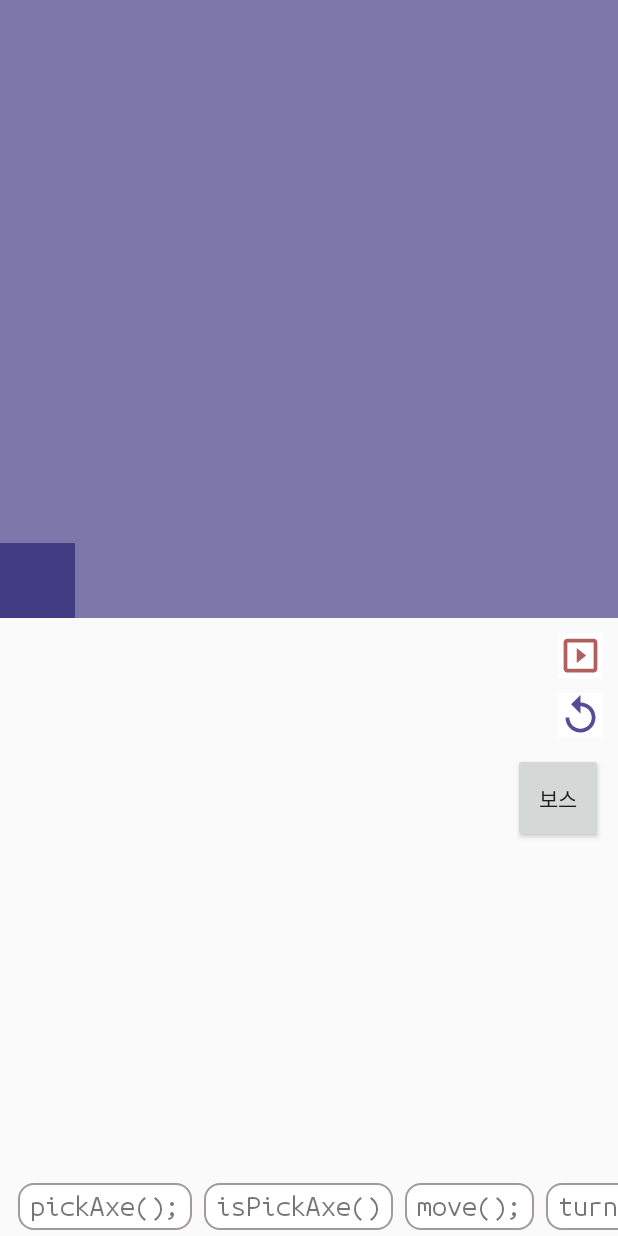
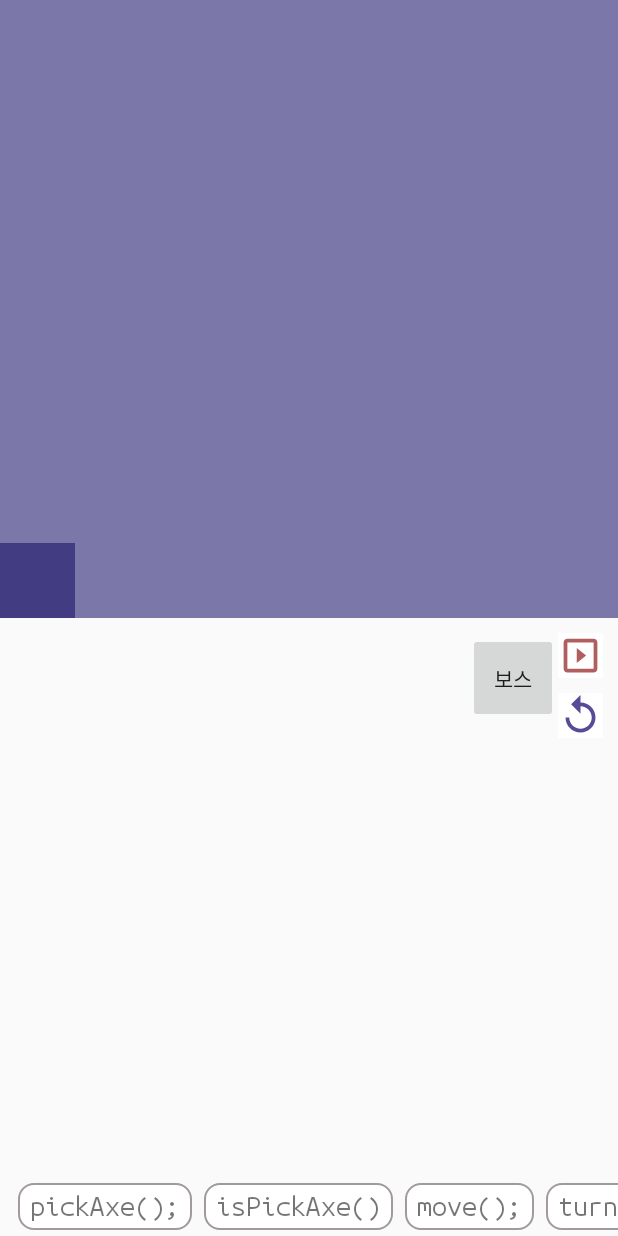
Before and after one commit to YuChocopie/FriendlyCoding, an Android app: the PlayActivity screen opened directly, with no data from a screen before it, on a phone screen of 412 x 824 dp. Run offline under Robolectric (Android 15) with nearby library versions, the phone set to English and light mode, and no system bars; our stand-ins replace data binding.

Commit message:
아이템 추가 view추가

```diff
--- a/app/src/main/AndroidManifest.xml
+++ b/app/src/main/AndroidManifest.xml
@@ -8,6 +8,7 @@
         android:label="@string/app_name"
         android:roundIcon="@mipmap/ic_launcher_round"
         android:supportsRtl="true"
+        android:hardwareAccelerated="false"
         android:theme="@style/AppTheme">
         <activity android:name=".activity.SelectStageActivity"></activity>
         <activity android:name=".activity.TutorialActivity" />
--- a/app/src/main/java/com/mashup/friendlycoding/Princess.kt
+++ b/app/src/main/java/com/mashup/friendlycoding/Princess.kt
@@ -5,22 +5,28 @@ class Princess {
     val DPS = 10
     var isPickAxe = false
     var isBook = false
+    var isMushroom = false
+    var isBranch = false
     var mushroomCnt = 0
     var branchCnt = 0
+    var bookCnt = 0
 
     fun pickAxe() {
         this.isPickAxe = true
     }
 
     fun pickBook() {
+        this.bookCnt++
         this.isBook = true
     }
 
     fun eatMushroom() {
         this.mushroomCnt++
+        this.isMushroom = true
     }
 
     fun pickBranch() {
         this.branchCnt++
+        this.isBranch = true
     }
 }
--- a/app/src/main/java/com/mashup/friendlycoding/model/RunBaseModel.kt
+++ b/app/src/main/java/com/mashup/friendlycoding/model/RunBaseModel.kt
@@ -36,6 +36,7 @@ open class RunBaseModel {
     var insertBlockPosition = 0
     var insertedBlock: String? = null   // 삽입된 코드 블록의 이름
     var changingView: Int = 0    // 아이템을 주웠거나 아이템이 파괴됐을시 해당 아이템의 ID를 MainActivity에게 알려준다.
+    var changingViewAll: Int = 0
 
     var jumpTo = 0 // jump 할 주소
     var IR = 0  // 명령어 실행할 주소
--- a/app/src/main/java/com/mashup/friendlycoding/model/RunModel.kt
+++ b/app/src/main/java/com/mashup/friendlycoding/model/RunModel.kt
@@ -181,6 +181,7 @@ class RunModel : RunBaseModel() {
                             if(mMap.mapList!![y][x]%10 == 4){
                                 mPrincess.eatMushroom()
                                 changingView = mMap.mapList!![y][x]/10
+                                changingViewAll = mMap.mapList!![y][x]
                                 mMap.itemPicked(y, x)
                                 moveView.postValue(6)
                             }else{
--- a/app/src/main/res/layout/activity_play.xml
+++ b/app/src/main/res/layout/activity_play.xml
@@ -37,6 +37,47 @@
         android:onClick="@{() -> codeBlockVM.insertBlockModeOff()}"
         android:orientation="vertical">
 
+        <TextView
+            android:id="@+id/tvCount"
+            android:layout_width="wrap_content"
+            android:layout_height="40dp"
+            android:gravity="end|center"
+            android:visibility="gone"
+            app:layout_constraintLeft_toRightOf="@id/tvStateSet"
+            app:layout_constraintRight_toLeftOf="@+id/tvCountSet"
+            app:layout_constraintBottom_toTopOf="@id/field"/>
+
+        <TextView
+            android:id="@+id/tvCountSet"
+            android:layout_width="wrap_content"
+            android:layout_height="40dp"
+            android:gravity="start|center"
+            android:visibility="gone"
+            app:layout_constraintRight_toRightOf="parent"
+            app:layout_constraintLeft_toRightOf="@id/tvCount"
+            app:layout_constraintBottom_toTopOf="@id/field"/>
+
+        <TextView
+            android:id="@+id/tvState"
+            android:layout_width="wrap_content"
+            android:layout_height="40dp"
+            android:gravity="end|center"
+            android:visibility="gone"
+            app:layout_constraintRight_toLeftOf="@+id/tvStateSet"
+            app:layout_constraintLeft_toLeftOf="parent"
+            app:layout_constraintBottom_toTopOf="@id/field"/>
+
+        <TextView
+            android:id="@+id/tvStateSet"
+            android:layout_width="wrap_content"
+            android:layout_height="40dp"
+            android:gravity="start|center"
+            android:visibility="gone"
+            app:layout_constraintLeft_toRightOf="@id/tvState"
+            app:layout_constraintRight_toLeftOf="@id/tvCount"
+            app:layout_constraintBottom_toTopOf="@id/field"/>
+
+
         <androidx.constraintlayout.widget.ConstraintLayout
             android:id="@+id/field"
             android:layout_width="0dp"
@@ -44,7 +85,7 @@
             app:layout_constraintDimensionRatio="1:1"
             app:layout_constraintEnd_toEndOf="parent"
             app:layout_constraintStart_toStartOf="parent"
-            app:layout_constraintTop_toTopOf="parent">
+            app:layout_constraintTop_toTopOf="@id/tvCount">
 
             <!-- 일반 코드 실행 부분 -->
             <androidx.constraintlayout.widget.ConstraintLayout
@@ -52,6 +93,7 @@
                 android:layout_width="match_parent"
                 android:layout_height="match_parent"
                 android:background="#ededed">
+
 
                 <ImageView
                     android:id="@+id/imageView"
@@ -82,6 +124,7 @@
                     app:layout_constraintBottom_toBottomOf="parent"
                     app:layout_constraintEnd_toEndOf="parent"
                     app:layout_constraintStart_toStartOf="parent" />
+
                 <ImageView
                     android:id="@+id/item_3"
                     android:layout_width="40dp"
@@ -89,6 +132,7 @@
                     android:layout_gravity="center"
                     app:layout_constraintBottom_toBottomOf="parent"
                     app:layout_constraintEnd_toEndOf="parent" />
+
                 <ImageView
                     android:id="@+id/item_4"
                     android:layout_width="40dp"
@@ -96,6 +140,7 @@
                     android:layout_gravity="center"
                     app:layout_constraintBottom_toBottomOf="parent"
                     app:layout_constraintEnd_toEndOf="parent" />
+
                 <ImageView
                     android:id="@+id/item_5"
                     android:layout_width="40dp"
@@ -103,6 +148,7 @@
                     android:layout_gravity="center"
                     app:layout_constraintBottom_toBottomOf="parent"
                     app:layout_constraintEnd_toEndOf="parent" />
+
                 <ImageView
                     android:id="@+id/item_6"
                     android:layout_width="40dp"
@@ -118,6 +164,7 @@
                     android:src="@{mapSettingVM.mDrawables.princessImg}"
                     app:layout_constraintBottom_toBottomOf="parent"
                     app:layout_constraintStart_toStartOf="parent" />
+
                 <TextView
                     android:id="@+id/tvWin"
                     android:layout_width="0dp"
@@ -141,12 +188,13 @@
                 android:id="@+id/bossField"
                 android:layout_width="match_parent"
                 android:layout_height="match_parent">
+
                 <ImageView
                     android:id="@+id/bossBackground"
                     android:layout_width="0dp"
                     android:layout_height="0dp"
+                    android:scaleType="centerCrop"
                     android:src="@{mapSettingVM.mDrawables.bossBattleBackgroundImg}"
-                    android:scaleType="centerCrop"
                     app:layout_constraintDimensionRatio="1:1"
                     app:layout_constraintEnd_toEndOf="parent"
                     app:layout_constraintHorizontal_bias="0.0"
@@ -285,8 +333,9 @@
             android:layout_marginTop="10dp"
             android:onClick="@{()->codeBlockVM.runBoss()}"
             android:text="@string/runBoss"
-            app:layout_constraintEnd_toEndOf="@+id/clear"
-            app:layout_constraintTop_toBottomOf="@+id/clear" />
+            app:layout_constraintTop_toTopOf="@+id/rc_code_block_list"
+            app:layout_constraintRight_toLeftOf="@+id/run"
+            app:layout_constraintTop_toBottomOf="@+id/run" />
 
         <androidx.recyclerview.widget.RecyclerView
             android:id="@+id/rc_input_code"
```
Also changed, not shown: app/src/main/java/com/mashup/friendlycoding/activity/PlayActivity.kt (+25 -0 lines).
